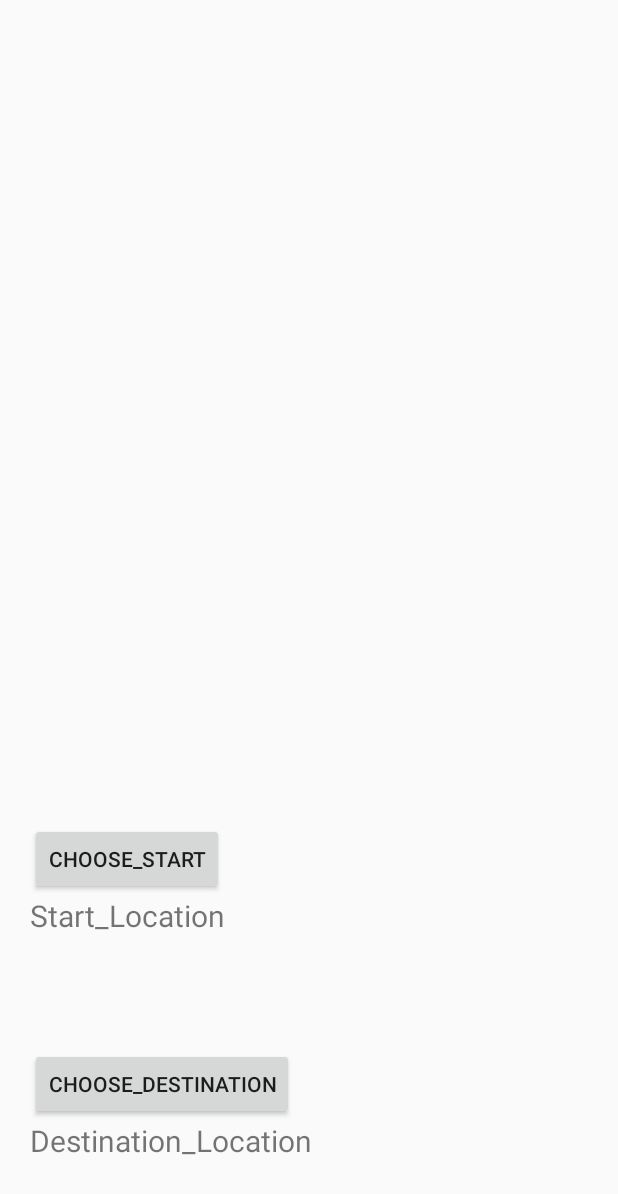
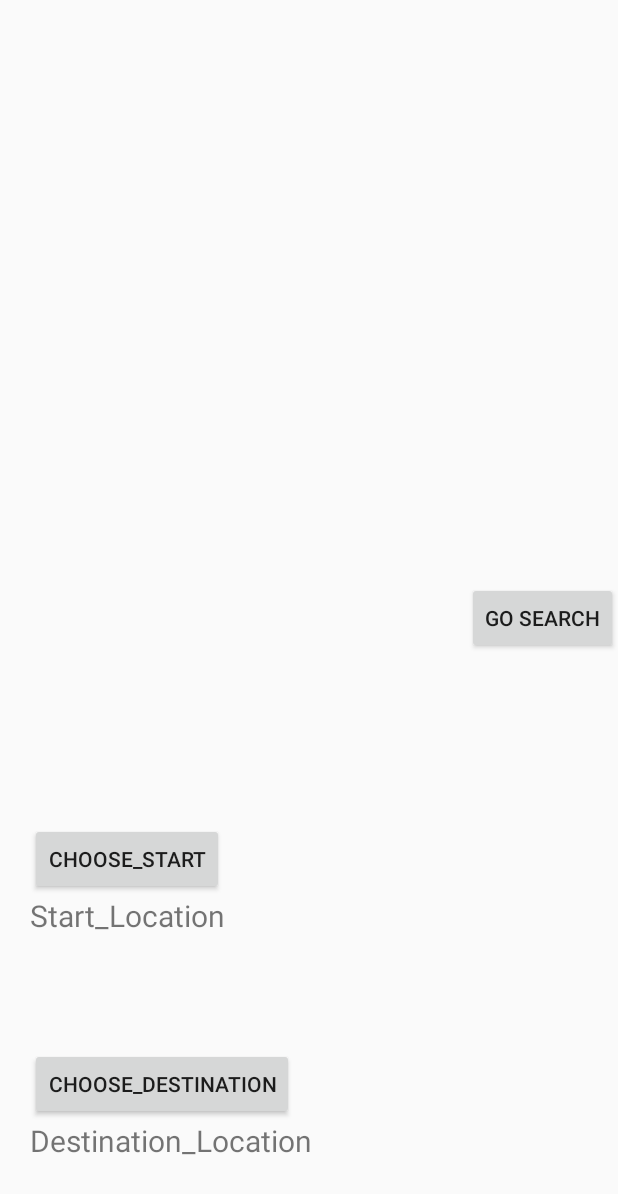
Before and after one commit to Regrg/bus_app, an Android app: the screen it shows after launch (MainActivity), on a phone screen of 412 x 824 dp. Shown: the top 1194 px of the screen. Run offline under Robolectric (Android 15) with nearby library versions, the phone set to English and light mode, and no system bars.

Commit message:
send google map string, and latlng back to main activity. Show string on textview, and store latlng for searching. add Go_Search button.

```diff
--- a/app/src/main/java/free/com/rge/bus_app/MainActivity.java
+++ b/app/src/main/java/free/com/rge/bus_app/MainActivity.java
@@ -11,23 +11,40 @@ import android.support.v7.app.AppCompatActivity;
 import android.os.Bundle;
 import android.view.View;
 import android.widget.Button;
+import android.widget.TextView;
 import android.widget.Toast;
+
+import com.google.android.gms.maps.model.LatLng;
 
 public class MainActivity extends AppCompatActivity {
     private final static int GET_START_LOCATION = 1;
     private final static int GET_DESTINATION_LOCATION = 2;
 
     private Context context;
-    private Button chooseStart;
-    private Button chooseDestination;
+    private Button chooseStart, chooseDestination;
+    private TextView startLocationText, destinationLocationText;
+    private LatLng startLatLng, destinationLatLng;
 
     @Override
     protected void onCreate(Bundle savedInstanceState) {
         super.onCreate(savedInstanceState);
         setContentView(R.layout.activity_main);
+        setLayoutResource();
+        setListener();
         context = this;
 
+        grantPermission();
+    }
+
+    private void setLayoutResource() {
         chooseStart = findViewById(R.id.chooseStart);
+        chooseDestination = findViewById(R.id.chooseDestination);
+
+        startLocationText = findViewById(R.id.startLocationText);
+        destinationLocationText = findViewById(R.id.destinationText);
+    }
+
+    private void setListener() {
         chooseStart.setOnClickListener(new View.OnClickListener() {
             @Override
             public void onClick(View view) {
@@ -35,22 +52,18 @@ public class MainActivity extends AppCompatActivity {
             }
         });
 
-        chooseDestination = findViewById(R.id.chooseDestination);
         chooseDestination.setOnClickListener(new View.OnClickListener() {
             @Override
             public void onClick(View view) {
                 goMap(GET_DESTINATION_LOCATION);
             }
         });
-
-        grantPermission();
     }
 
     private void goMap(int requestCode) {
         Intent intent = new Intent();
         intent.setClass(context, MapActivity.class);
         startActivityForResult(intent, requestCode);
-        startActivity(intent);
     }
 
     private void grantPermission() {
@@ -67,8 +80,20 @@ public class MainActivity extends AppCompatActivity {
     @Override
     protected void onActivityResult(int requestCode, int resultCode, Intent data) {
         super.onActivityResult(requestCode, resultCode, data);
-        if(resultCode == RESULT_OK)
-            Toast.makeText(context, requestCode + data.toString(), Toast.LENGTH_SHORT).show();
+        if (resultCode == RESULT_OK && data != null && data.getExtras() != null) {
+            String address = data.getExtras().getString("addressString");
+            LatLng latLng = data.getExtras().getParcelable("latlng");
+
+            if (requestCode == GET_START_LOCATION) {
+                startLatLng = latLng;
+                startLocationText.setText(address);
+            } else if (requestCode == GET_DESTINATION_LOCATION) {
+                destinationLatLng = latLng;
+                destinationLocationText.setText(address);
+            }
+
+//            Toast.makeText(context, requestCode + address + " " + latLng, Toast.LENGTH_SHORT).show();
+        }
 
     }
 }
--- a/app/src/main/res/layout/activity_main.xml
+++ b/app/src/main/res/layout/activity_main.xml
@@ -22,6 +22,7 @@
             android:layout_marginEnd="10dp" />
 
         <TextView
+            android:id="@+id/startLocationText"
             android:layout_width="wrap_content"
             android:layout_height="wrap_content"
             android:text="Start_Location"
@@ -45,6 +46,7 @@
             android:layout_marginEnd="10dp"/>
 
         <TextView
+            android:id="@+id/destinationText"
             android:layout_width="wrap_content"
             android:layout_height="wrap_content"
             android:text="Destination_Location"
@@ -52,4 +54,12 @@
 
     </LinearLayout>
 
+    <Button
+        android:id="@+id/searchButton"
+        android:layout_alignParentEnd="true"
+        android:layout_centerInParent="true"
+        android:text="Go Search"
+        android:layout_width="wrap_content"
+        android:layout_height="wrap_content" />
+
 </RelativeLayout>
```
Also changed, not shown: app/src/main/java/free/com/rge/bus_app/MapActivity.java (+6 -2 lines).
